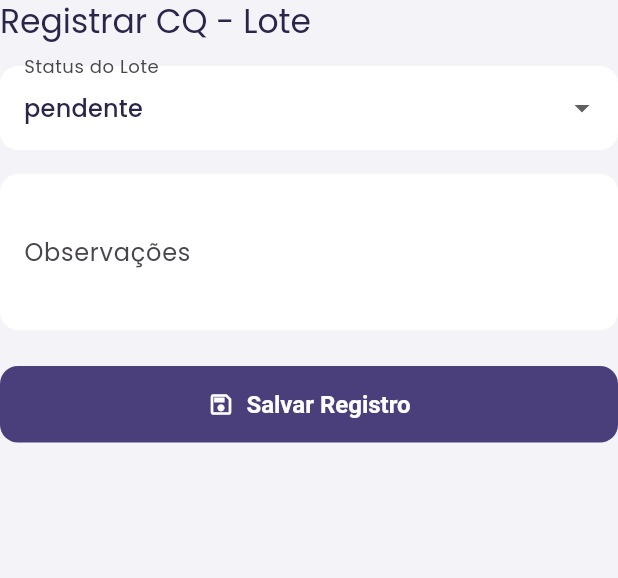
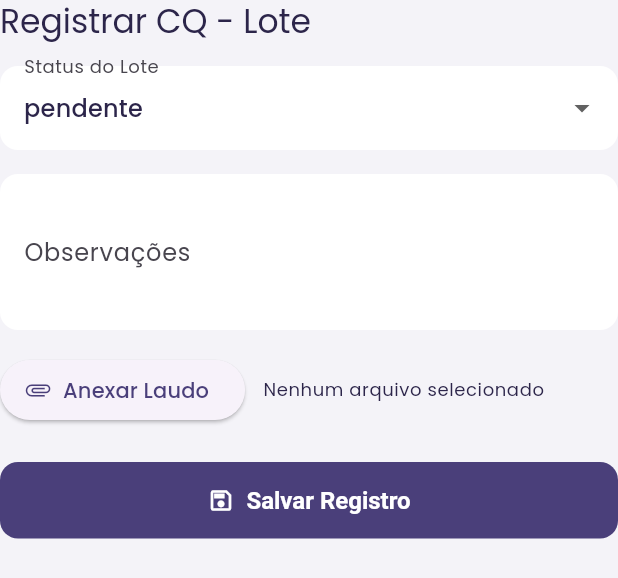
Before and after one commit to MatheusIam/controlab, a Flutter app: the _CQRegistrationForm widget shown alone on an empty page, opened directly with empty values, on a phone screen of 412 x 824 dp. Shown: the top 578 px of the screen. Run offline on Flutter 3.47's test engine with Material 3 defaults, Android fonts, the phone set to English and light mode, and no system bars; our stand-ins replace file_picker, flutter_riverpod, go_router, google_fonts; accounts and stored records are empty.

Commit message:
feat: Add notification system with unread count and attachment support in CQ registration

```diff
--- a/lib/features/auth/application/auth_notifier.dart
+++ b/lib/features/auth/application/auth_notifier.dart
@@ -62,3 +62,8 @@ final authStateChangesProvider = StreamProvider.autoDispose<User?>((ref) {
   final authRepository = ref.watch(authRepositoryProvider);
   return authRepository.getAuthStateChanges();
 });
+
+final currentUserRoleProvider = Provider<UserRole?>((ref) {
+  final user = ref.watch(authNotifierProvider).value;
+  return user?.role;
+});
--- a/lib/features/auth/data/mock_auth_repository.dart
+++ b/lib/features/auth/data/mock_auth_repository.dart
@@ -41,7 +41,7 @@ class MockAuthRepository implements IAuthRepository {
   ) async {
     await Future.delayed(const Duration(seconds: 1));
     if (email == 'demo@controlab.com' && password == '123456') {
-      _user = User(id: 'user-123', name: 'Dr. Luana Souza', email: email);
+      _user = User(id: 'user-123', name: 'Dr. Luana Souza', email: email, role: UserRole.administrador);
       _authStateController.add(_user);
       return Right(_user!);
     } else {
--- a/lib/features/stock/ui/screens/product_details_screen.dart
+++ b/lib/features/stock/ui/screens/product_details_screen.dart
@@ -6,6 +6,7 @@ import 'package:intl/intl.dart';
 import 'package:controlab/features/stock/application/localizacao_notifier.dart';
 import 'package:controlab/features/stock/application/stock_notifier.dart';
 import 'package:controlab/features/stock/application/cq_notifier.dart';
+import 'package:file_picker/file_picker.dart';
 import 'package:controlab/features/stock/domain/registro_cq.dart';
 import 'package:controlab/features/auth/application/auth_notifier.dart';
 
@@ -623,6 +624,7 @@ class _CQHistoryView extends ConsumerWidget {
                 subtitle: Text(
                   'Por: ${r.responsavel}\n${DateFormat('dd/MM/yy HH:mm').format(r.data)}\n${r.observacoes}'.trim(),
                 ),
+                trailing: r.anexoPath != null ? const Icon(Icons.attachment_outlined) : null,
               ),
             );
           },
@@ -643,6 +645,7 @@ class _CQRegistrationFormState extends ConsumerState<_CQRegistrationForm> {
   final _formKey = GlobalKey<FormState>();
   StatusLoteCQ _status = StatusLoteCQ.pendente;
   final _obsController = TextEditingController();
+  String? _anexoPath;
 
   @override
   void dispose() {
@@ -658,6 +661,7 @@ class _CQRegistrationFormState extends ConsumerState<_CQRegistrationForm> {
           responsavel: user?.name ?? 'System',
           status: _status,
           observacoes: _obsController.text,
+          anexoPath: _anexoPath,
         );
     if (!mounted) return;
     if (ok) {
@@ -691,6 +695,29 @@ class _CQRegistrationFormState extends ConsumerState<_CQRegistrationForm> {
               decoration: const InputDecoration(labelText: 'Observações'),
               maxLines: 3,
             ),
+            const SizedBox(height: 16),
+            Row(
+              children: [
+                ElevatedButton.icon(
+                  icon: const Icon(Icons.attachment_outlined),
+                  label: const Text('Anexar Laudo'),
+                  onPressed: () async {
+                    final res = await FilePicker.platform.pickFiles(allowMultiple: false);
+                    if (res != null && res.files.isNotEmpty) {
+                      setState(() => _anexoPath = res.files.single.path);
+                    }
+                  },
+                ),
+                const SizedBox(width: 12),
+                Expanded(
+                  child: Text(
+                    _anexoPath == null ? 'Nenhum arquivo selecionado' : _anexoPath!.split('\\').last.split('/').last,
+                    style: Theme.of(context).textTheme.bodySmall,
+                    overflow: TextOverflow.ellipsis,
+                  ),
+                ),
+              ],
+            ),
             const SizedBox(height: 24),
             FilledButton.icon(
               onPressed: _submit,
```
Also changed, not shown: lib/app/core/ui/widgets/scaffold_with_nav_bar.dart (+14 -0 lines), lib/features/auth/domain/user.dart (+11 -1 lines), lib/features/core/notifications/app_notification.dart (added, +35 -0 lines), lib/features/core/notifications/notification_notifier.dart (added, +34 -0 lines).
